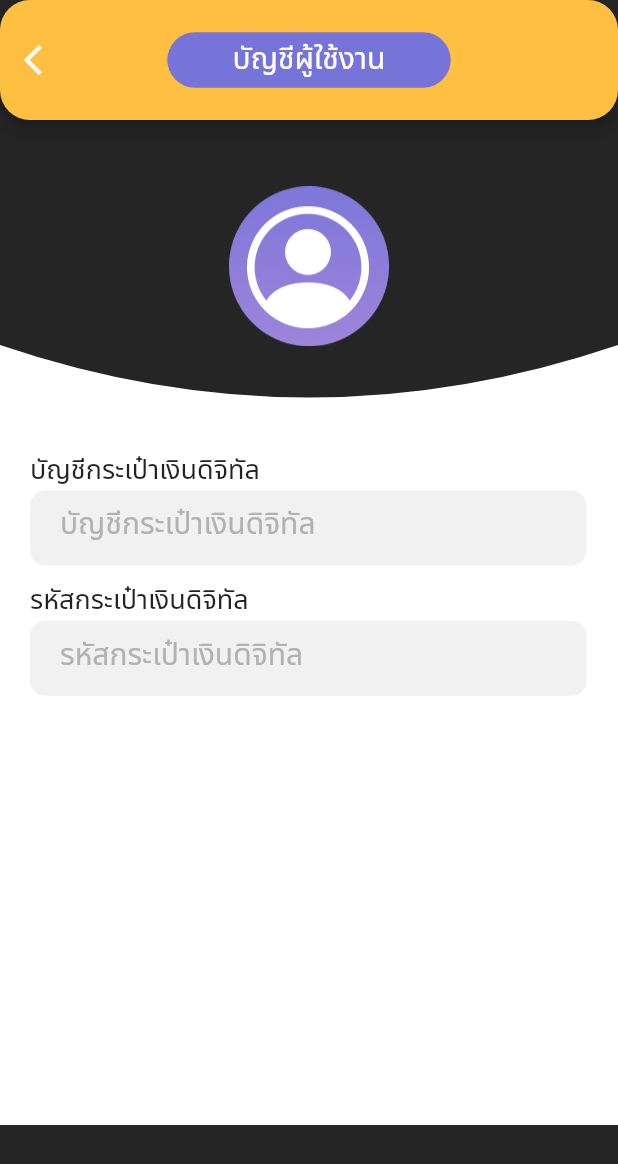
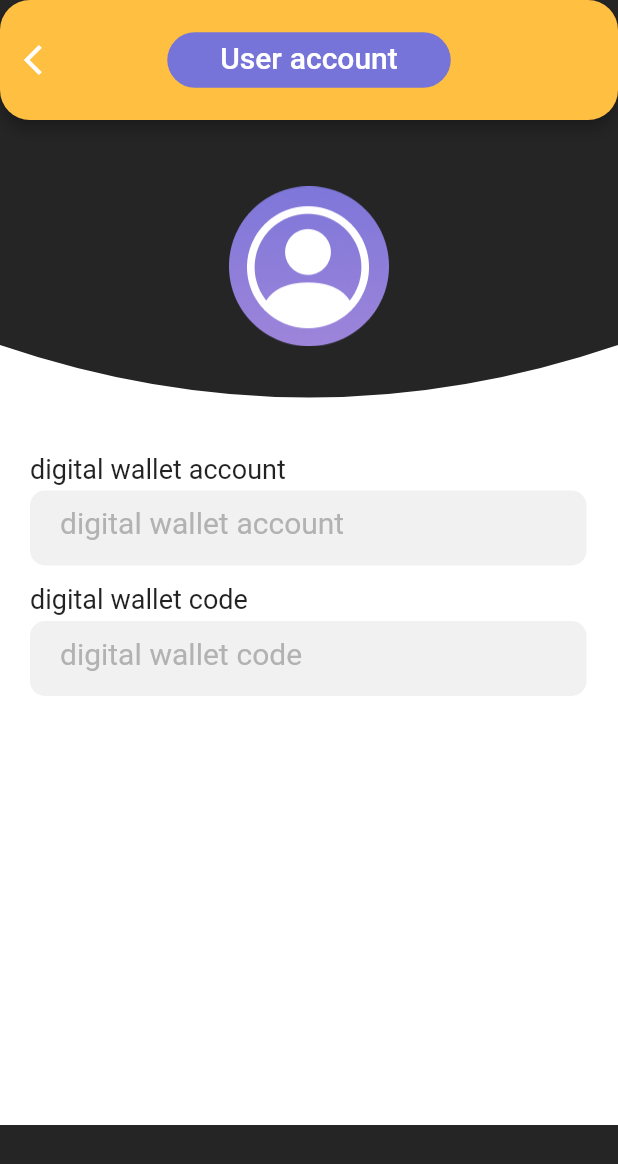
Before and after one commit to amitesh1801/Restaurant-App-Blockchain, a Flutter app: the ResAccountInfo screen opened directly with empty values, on a phone screen of 412 x 824 dp. Shown: the top 1164 px of the screen. Run offline on Flutter 3.47's test engine with Material 2 defaults, Android fonts, the phone set to English and light mode, and no system bars; our stand-ins replace cloud_firestore, firebase_auth, firebase_core, firebase_storage, form_field_validator, image_picker; missing offline and left inert: web3dart; accounts and stored records are empty.

```diff
--- a/lib/about_restuarant/restuarant_account_information.dart
+++ b/lib/about_restuarant/restuarant_account_information.dart
@@ -5,7 +5,7 @@ import 'package:projectfood/about_restuarant/restuarant_home.dart';
 import 'package:projectfood/widgets/customshape.dart';
 
 class ResAccountInfo extends StatefulWidget {
-  //ประกาศ Constructor เพื่อรับค่าจากหน้าอื่น
+  //tell Constructor to import value
   final String digitalWallet;
   final String privateWallet;
 
@@ -19,7 +19,7 @@ class _ResAccountInfoState extends State<ResAccountInfo> {
   TextEditingController digitalWalletController = TextEditingController();
   TextEditingController privateWalletController = TextEditingController();
 
-  //Set ค่าตั้งที่รับมาให้กับตัวแปร
+  //Set inherit settings for variables
   @override
   void initState() {
     super.initState();
@@ -27,7 +27,7 @@ class _ResAccountInfoState extends State<ResAccountInfo> {
     privateWalletController.text = widget.privateWallet;
   }
 
-//เป็นส่วนของ UI แสดงผลบนหน้าจอ
+//part of UI displayed on screen
   @override
   Widget build(BuildContext context) {
     return Scaffold(
@@ -51,7 +51,7 @@ class _ResAccountInfoState extends State<ResAccountInfo> {
         title: Container(
           alignment: Alignment.center,
           child: const Text(
-            "บัญชีผู้ใช้งาน",
+            "User account",
             style: TextStyle(fontFamily: 'NotoSansThai-Regular'),
           ),
           width: 189,
@@ -100,7 +100,7 @@ class _ResAccountInfoState extends State<ResAccountInfo> {
                   crossAxisAlignment: CrossAxisAlignment.start,
                   children: [
                     const Text(
-                      "บัญชีกระเป๋าเงินดิจิทัล",
+                      "digital wallet account",
                       style: TextStyle(
                           fontSize: 18, fontFamily: 'NotoSansThai-Regular'),
                     ),
@@ -123,7 +123,7 @@ class _ResAccountInfoState extends State<ResAccountInfo> {
                         controller: digitalWalletController,
                         keyboardType: TextInputType.text,
                         decoration: const InputDecoration(
-                          hintText: "บัญชีกระเป๋าเงินดิจิทัล",
+                          hintText: "digital wallet account",
                           border: InputBorder.none,
                           hintStyle: TextStyle(
                               fontSize: 20,
@@ -133,7 +133,7 @@ class _ResAccountInfoState extends State<ResAccountInfo> {
                       ),
                     ),
                     const Text(
-                      "รหัสกระเป๋าเงินดิจิทัล",
+                      "digital wallet code",
                       style: TextStyle(
                           fontSize: 18, fontFamily: 'NotoSansThai-Regular'),
                     ),
@@ -156,7 +156,7 @@ class _ResAccountInfoState extends State<ResAccountInfo> {
                         controller: privateWalletController,
                         keyboardType: TextInputType.text,
                         decoration: const InputDecoration(
-                          hintText: "รหัสกระเป๋าเงินดิจิทัล",
+                          hintText: "digital wallet code",
                           border: InputBorder.none,
                           hintStyle: TextStyle(
                               fontSize: 20,
```
